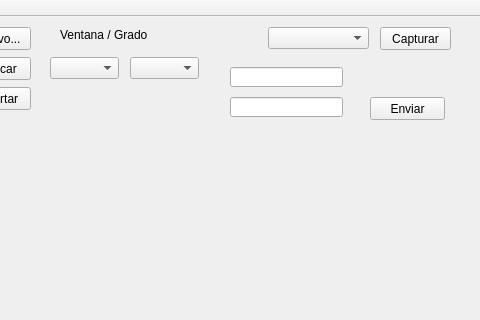
Above: mainwindow.ui from Rainmaker1110/bachometro before the change; both pictures show x 420 to 900 and y 0 to 320 of the 900 by 700 pixel window. Below: the same form after it.
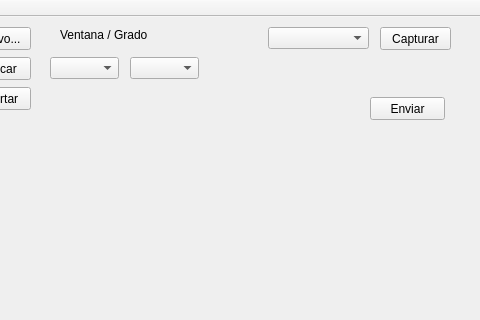
That is the form after the change. Custom widgets are drawn as their Qt base class.

Diff of the .ui file:
```diff
--- a/mainwindow.ui
+++ b/mainwindow.ui
@@ -194,26 +194,6 @@
      </rect>
     </property>
    </widget>
-   <widget class="QLineEdit" name="lneLng">
-    <property name="geometry">
-     <rect>
-      <x>650</x>
-      <y>50</y>
-      <width>113</width>
-      <height>20</height>
-     </rect>
-    </property>
-   </widget>
-   <widget class="QLineEdit" name="lneLat">
-    <property name="geometry">
-     <rect>
-      <x>650</x>
-      <y>80</y>
-      <width>113</width>
-      <height>20</height>
-     </rect>
-    </property>
-   </widget>
    <widget class="QPushButton" name="btnLngLat">
     <property name="geometry">
      <rect>
```
